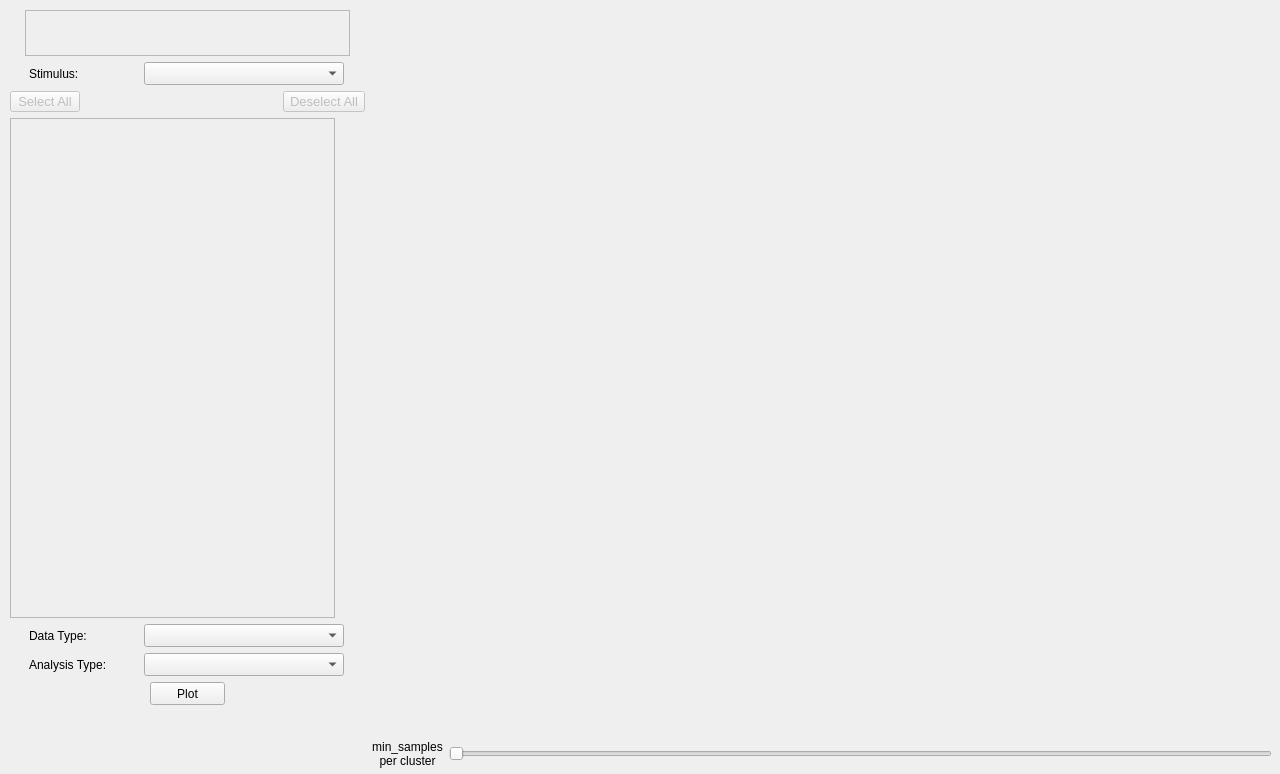
First picture: the form in src/main/app_gui.ui, repository ks061/eye-tracking-visualizer, before the edit.
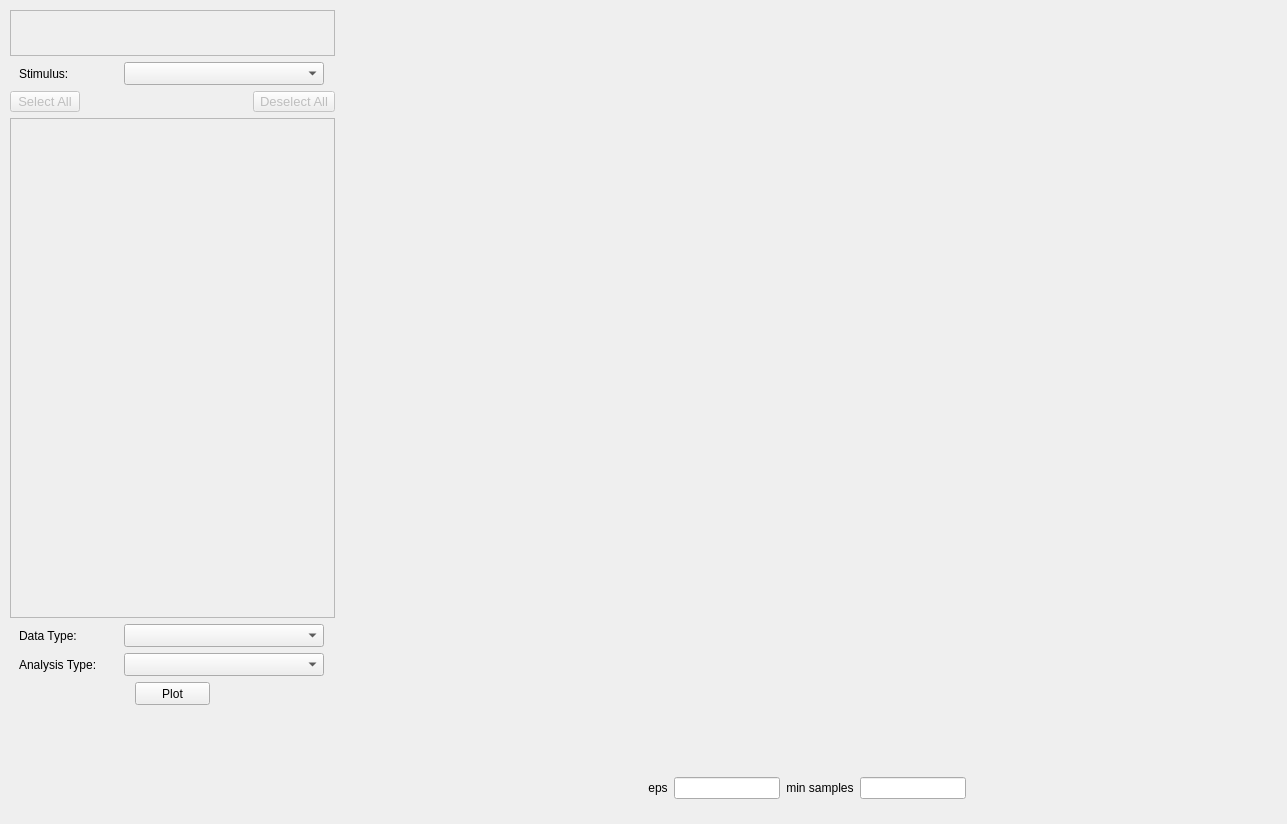
Second picture: the form after the edit.

The edit to the form file:
```diff
--- a/src/main/app_gui.ui
+++ b/src/main/app_gui.ui
@@ -6,8 +6,8 @@
    <rect>
     <x>0</x>
     <y>0</y>
-    <width>1280</width>
-    <height>774</height>
+    <width>1287</width>
+    <height>824</height>
    </rect>
   </property>
   <property name="font">
@@ -29,7 +29,7 @@
       <x>10</x>
       <y>10</y>
       <width>1262</width>
-      <height>758</height>
+      <height>795</height>
      </rect>
     </property>
     <layout class="QHBoxLayout" name="plotting_row_hbox">
@@ -427,6 +427,126 @@
        </item>
        <item>
         <layout class="QHBoxLayout" name="horizontalLayout">
+         <item>
+          <spacer name="horizontalSpacer_4">
+           <property name="orientation">
+            <enum>Qt::Horizontal</enum>
+           </property>
+           <property name="sizeHint" stdset="0">
+            <size>
+             <width>40</width>
+             <height>20</height>
+            </size>
+           </property>
+          </spacer>
+         </item>
+         <item>
+          <spacer name="horizontalSpacer">
+           <property name="orientation">
+            <enum>Qt::Horizontal</enum>
+           </property>
+           <property name="sizeHint" stdset="0">
+            <size>
+             <width>40</width>
+             <height>20</height>
+            </size>
+           </property>
+          </spacer>
+         </item>
+         <item>
+          <spacer name="horizontalSpacer_8">
+           <property name="orientation">
+            <enum>Qt::Horizontal</enum>
+           </property>
+           <property name="sizeHint" stdset="0">
+            <size>
+             <width>40</width>
+             <height>20</height>
+            </size>
+           </property>
+          </spacer>
+         </item>
+         <item>
+          <spacer name="horizontalSpacer_10">
+           <property name="orientation">
+            <enum>Qt::Horizontal</enum>
+           </property>
+           <property name="sizeHint" stdset="0">
+            <size>
+             <width>40</width>
+             <height>20</height>
+            </size>
+           </property>
+          </spacer>
+         </item>
+         <item>
+          <spacer name="horizontalSpacer_12">
+           <property name="orientation">
+            <enum>Qt::Horizontal</enum>
+           </property>
+           <property name="sizeHint" stdset="0">
+            <size>
+             <width>40</width>
+             <height>20</height>
+            </size>
+           </property>
+          </spacer>
+         </item>
+         <item>
+          <spacer name="horizontalSpacer_13">
+           <property name="orientation">
+            <enum>Qt::Horizontal</enum>
+           </property>
+           <property name="sizeHint" stdset="0">
+            <size>
+             <width>40</width>
+             <height>20</height>
+            </size>
+           </property>
+          </spacer>
+         </item>
+         <item>
+          <spacer name="horizontalSpacer_17">
+           <property name="orientation">
+            <enum>Qt::Horizontal</enum>
+           </property>
+           <property name="sizeHint" stdset="0">
+            <size>
+             <width>40</width>
+             <height>20</height>
+            </size>
+           </property>
+          </spacer>
+         </item>
+         <item>
+          <spacer name="horizontalSpacer_18">
+           <property name="orientation">
+            <enum>Qt::Horizontal</enum>
+           </property>
+           <property name="sizeHint" stdset="0">
+            <size>
+             <width>40</width>
+             <height>20</height>
+            </size>
+           </property>
+          </spacer>
+         </item>
+         <item>
+          <widget class="QLabel" name="eps_label">
+           <property name="maximumSize">
+            <size>
+             <width>75</width>
+             <height>16777215</height>
+            </size>
+           </property>
+           <property name="text">
+            <string>&lt;html&gt;&lt;head/&gt;&lt;body&gt;&lt;p align=&quot;center&quot;&gt;eps&lt;/p&gt;&lt;/body&gt;&lt;/html&gt;</string>
+           </property>
+          </widget>
+         </item>
+         <item>
+          <widget class="QLineEdit" name="eps_input"/>
+         </item>
          <item>
           <widget class="QLabel" name="min_samples_label">
            <property name="maximumSize">
@@ -436,16 +556,116 @@
             </size>
            </property>
            <property name="text">
-            <string>&lt;html&gt;&lt;head/&gt;&lt;body&gt;&lt;p align=&quot;center&quot;&gt;min_samples &lt;br/&gt;per cluster&lt;/p&gt;&lt;/body&gt;&lt;/html&gt;</string>
+            <string>&lt;html&gt;&lt;head/&gt;&lt;body&gt;&lt;p align=&quot;center&quot;&gt;min samples&lt;/p&gt;&lt;/body&gt;&lt;/html&gt;</string>
            </property>
           </widget>
          </item>
          <item>
-          <widget class="QSlider" name="min_samples_slider">
+          <widget class="QLineEdit" name="min_samples_input"/>
+         </item>
+         <item>
+          <spacer name="horizontalSpacer_15">
            <property name="orientation">
             <enum>Qt::Horizontal</enum>
            </property>
-          </widget>
+           <property name="sizeHint" stdset="0">
+            <size>
+             <width>40</width>
+             <height>20</height>
+            </size>
+           </property>
+          </spacer>
+         </item>
+         <item>
+          <spacer name="horizontalSpacer_16">
+           <property name="orientation">
+            <enum>Qt::Horizontal</enum>
+           </property>
+           <property name="sizeHint" stdset="0">
+            <size>
+             <width>40</width>
+             <height>20</height>
+            </size>
+           </property>
+          </spacer>
+         </item>
+         <item>
+          <spacer name="horizontalSpacer_14">
+           <property name="orientation">
+            <enum>Qt::Horizontal</enum>
+           </property>
+           <property name="sizeHint" stdset="0">
+            <size>
+             <width>40</width>
+             <height>20</height>
+            </size>
+           </property>
+          </spacer>
+         </item>
+         <item>
+          <spacer name="horizontalSpacer_11">
+           <property name="orientation">
+            <enum>Qt::Horizontal</enum>
+           </property>
+           <property name="sizeHint" stdset="0">
+            <size>
+             <width>40</width>
+             <height>20</height>
+            </size>
+           </property>
+          </spacer>
+         </item>
+         <item>
+          <spacer name="horizontalSpacer_6">
+           <property name="orientation">
+            <enum>Qt::Horizontal</enum>
+           </property>
+           <property name="sizeHint" stdset="0">
+            <size>
+             <width>40</width>
+             <height>20</height>
+            </size>
+           </property>
+          </spacer>
+         </item>
+         <item>
+          <spacer name="horizontalSpacer_9">
+           <property name="orientation">
+            <enum>Qt::Horizontal</enum>
+           </property>
+           <property name="sizeHint" stdset="0">
+            <size>
+             <width>40</width>
+             <height>20</height>
+            </size>
+           </property>
+          </spacer>
+         </item>
+         <item>
+          <spacer name="horizontalSpacer_7">
+           <property name="orientation">
+            <enum>Qt::Horizontal</enum>
+           </property>
+           <property name="sizeHint" stdset="0">
+            <size>
+             <width>40</width>
+             <height>20</height>
+            </size>
+           </property>
+          </spacer>
+         </item>
+         <item>
+          <spacer name="horizontalSpacer_2">
+           <property name="orientation">
+            <enum>Qt::Horizontal</enum>
+           </property>
+           <property name="sizeHint" stdset="0">
+            <size>
+             <width>40</width>
+             <height>20</height>
+            </size>
+           </property>
+          </spacer>
          </item>
         </layout>
        </item>
```
